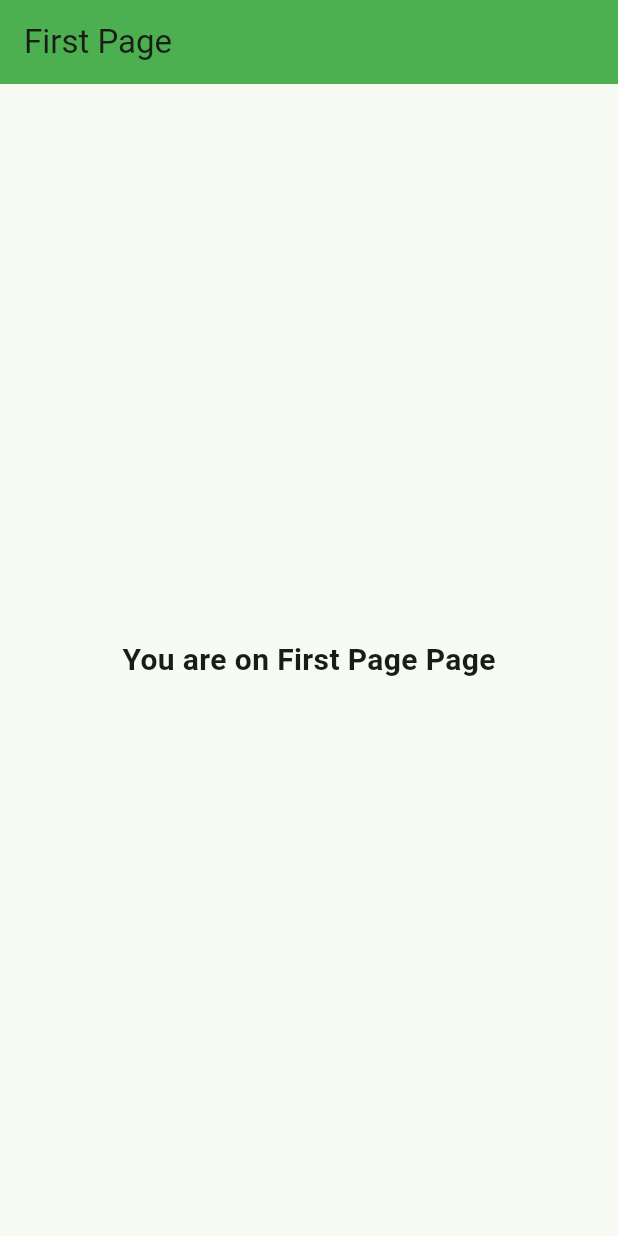
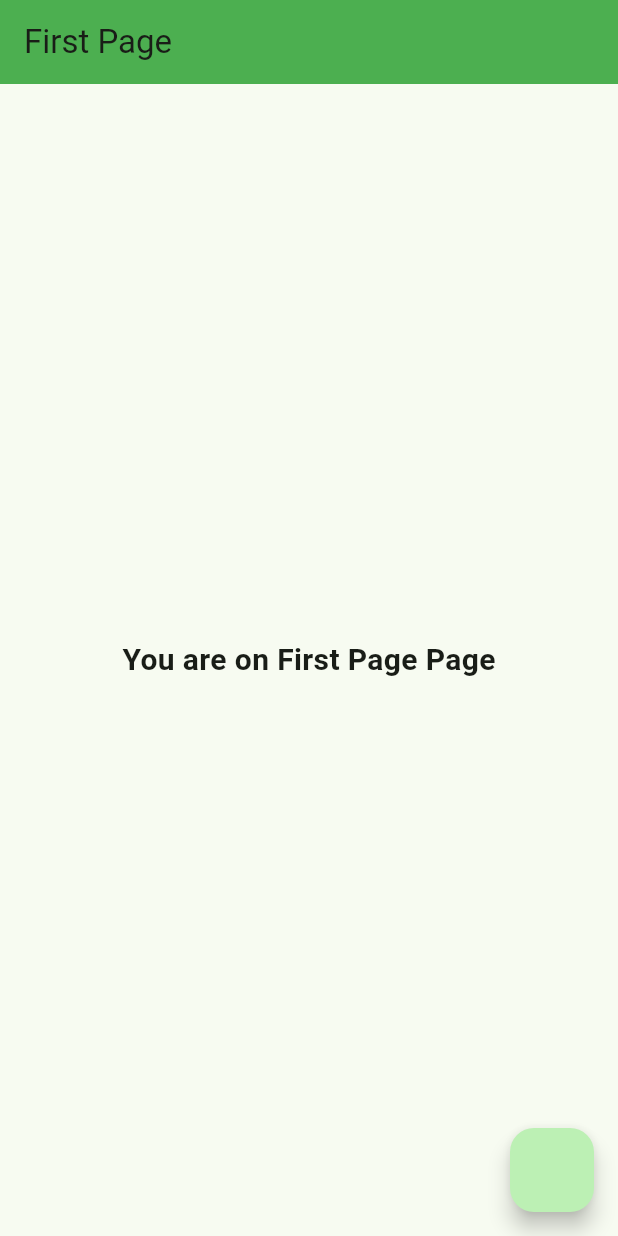
Before and after one commit to flutterwings304/remove_hash_from_url_flutter_template, a Flutter app: the screen it shows after launch, on a phone screen of 412 x 824 dp. Run offline on Flutter 3.47's test engine with Material 2 defaults, Android fonts, the light colour scheme and no system bars; our stand-ins replace url_strategy; missing offline and left inert: dart:js.

```diff
--- a/lib/main_page.dart
+++ b/lib/main_page.dart
@@ -1,3 +1,6 @@
+import 'dart:io';
+import 'dart:js' as js;
+
 import 'package:flutter/material.dart';
 
 class MainPage extends StatefulWidget {
@@ -16,10 +19,17 @@ class _MainPageState extends State<MainPage> {
   Widget build(BuildContext context) {
     final String pageName = widget.title.replaceAll("/", "");
     // To remove / from router name and show it in appbar title.
-    return Scaffold(
+    return WillPopScope(
+      onWillPop: () {
+        return exit(0);
+      },
+      child: Scaffold(
         appBar: AppBar(
           title: Text(pageName),
         ),
+        floatingActionButton: FloatingActionButton(onPressed: () {
+          js.context.callMethod("showAlert", ["This is alert message"]);
+        }),
         body: Center(
           child: Column(
             mainAxisAlignment: MainAxisAlignment.center,
@@ -27,11 +37,16 @@ class _MainPageState extends State<MainPage> {
             children: <Widget>[
               Text(
                 'You are on $pageName Page',
-              style: const TextStyle(fontSize: 20, fontWeight: FontWeight.w600),
+                style:
+                    const TextStyle(fontSize: 20, fontWeight: FontWeight.w600),
               ),
             ],
           ),
         ),
+      ),
     );
   }
+
+  @override
+  bool get wantkeepalive => true;
 }
--- a/pubspec.yaml
+++ b/pubspec.yaml
@@ -14,6 +14,7 @@ dependencies:
 
   cupertino_icons: ^1.0.2
   url_strategy: ^0.2.0
+  go_router: ^12.0.3
 
 
 dev_dependencies:
```
Also changed, not shown: pubspec.lock, 2 other files. Lines whose indentation alone changed are shown as unchanged.
